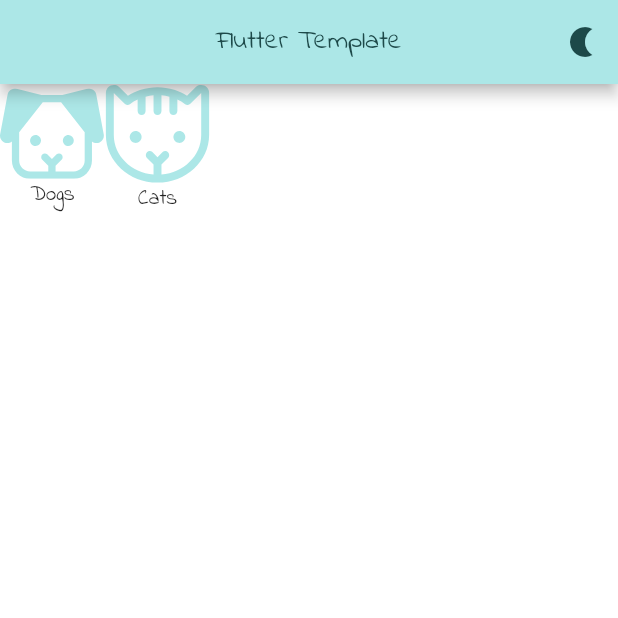
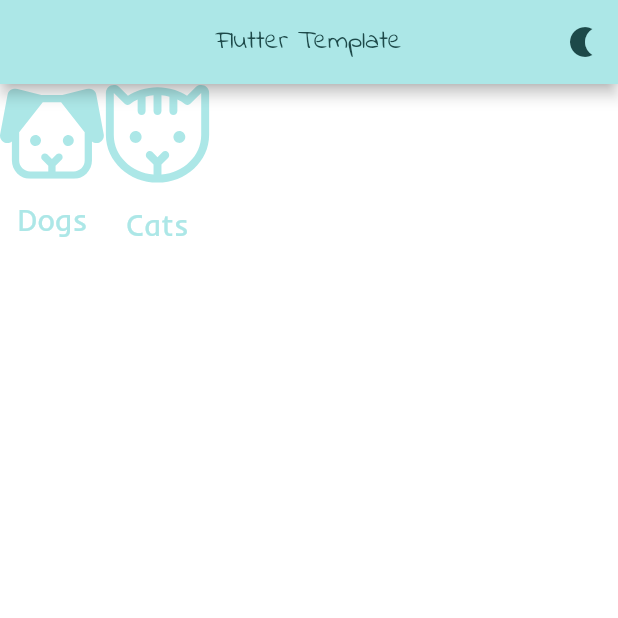
Before and after one commit to flutterStudio/dogs-cats, a Flutter app: the screen it shows after launch, on a phone screen of 412 x 824 dp, the top half of it. Run offline on Flutter 3.47's test engine with Material 2 defaults, Android fonts, the phone set to English and light mode, and no system bars; our stand-ins replace flutter_svg, get.

Commit message:
Show tab lables.

```diff
--- a/lib/src/view/shared/custom_tab.widget.dart
+++ b/lib/src/view/shared/custom_tab.widget.dart
@@ -21,7 +21,16 @@ class CustomTabWidget extends StatelessWidget {
               ? Theme.of(context).colorScheme.primaryVariant
               : Theme.of(context).colorScheme.primary,
         ),
-        Text(isDog ? "Dogs" : "Cats")
+        const SizedBox(height: 15),
+        Text(
+          isDog ? "Dogs" : "Cats",
+          style: Theme.of(context).textTheme.headline5!.copyWith(
+                fontFamily: 'Inder',
+                color: isActive
+                    ? Theme.of(context).colorScheme.primaryVariant
+                    : Theme.of(context).colorScheme.primary,
+              ),
+        )
       ],
     );
   }
```
